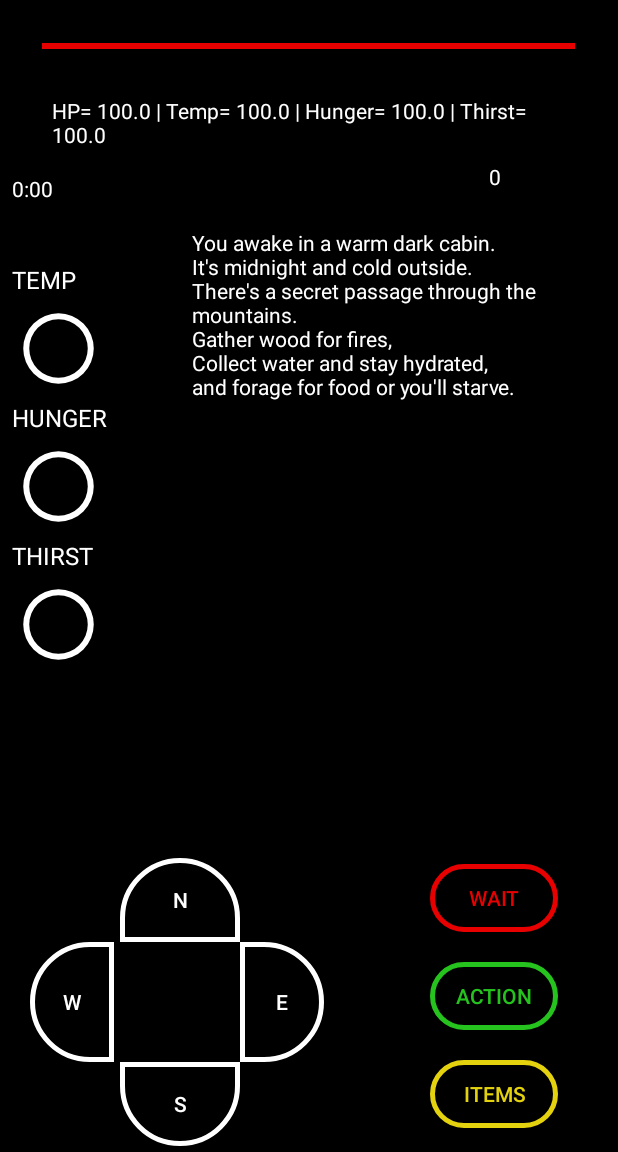
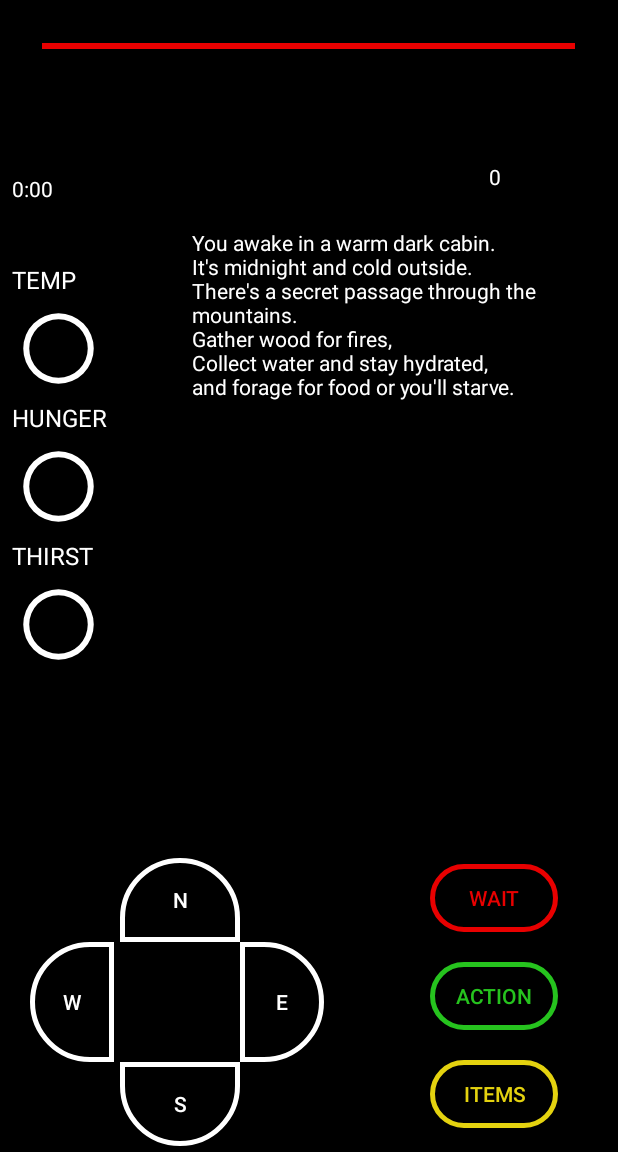
Before and after one commit to jacobv25/Wilderness_Survival_Guide, an Android app: the PlayActivity screen opened directly, with no data from a screen before it, on a phone screen of 412 x 824 dp, the part 84-1236 px from its top. Run offline under Robolectric (Android 15) with nearby library versions, the phone set to English and light mode, and no system bars.

Commit message:
fixed another bug. hopefully final push before presentation

```diff
--- a/app/src/main/java/edu/miracosta/finalprojecttest/view_play/PlayActivity.java
+++ b/app/src/main/java/edu/miracosta/finalprojecttest/view_play/PlayActivity.java
@@ -313,7 +313,6 @@ public class PlayActivity extends AppCompatActivity {
     private void changeBackground(GameTime time) {
 
         if (time.getDayTime() >= 1260 || time.getDayTime() < 360 ) {
-            Log.i("Jacob", "Changing screen to black");
             playActivityLayout.setBackgroundColor(Color.BLACK);
             currentAreaTextView.setTextColor(Color.WHITE);
             timeTextView.setTextColor(Color.WHITE);
@@ -333,7 +332,6 @@ public class PlayActivity extends AppCompatActivity {
             }
         }
         else if (time.getDayTime() >=360 || time.getDayTime() < 1260) {
-            Log.i("Jacob", "Changing screen to white");
             playActivityLayout.setBackgroundColor(getResources().getColor(R.color.colorGrey));
             currentAreaTextView.setTextColor(Color.BLACK);
             timeTextView.setTextColor(Color.BLACK);
--- a/app/src/main/res/layout/activity_play.xml
+++ b/app/src/main/res/layout/activity_play.xml
@@ -80,6 +80,7 @@
         android:layout_marginEnd="8dp"
         android:outlineSpotShadowColor="@color/colorWhite"
         android:textColor="@color/colorWhite"
+        android:visibility="invisible"
         app:layout_constraintEnd_toEndOf="parent"
         app:layout_constraintHorizontal_bias="0.553"
         app:layout_constraintStart_toStartOf="parent"
```
